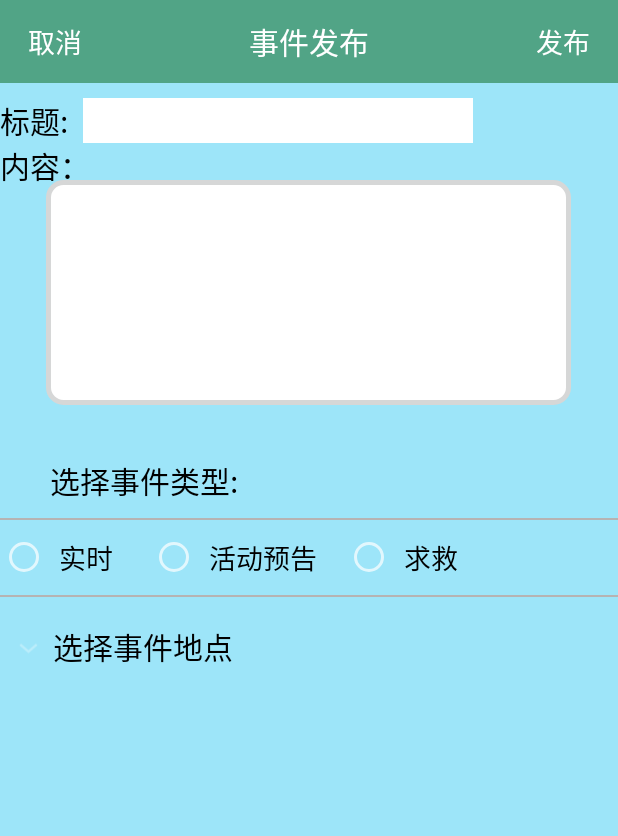
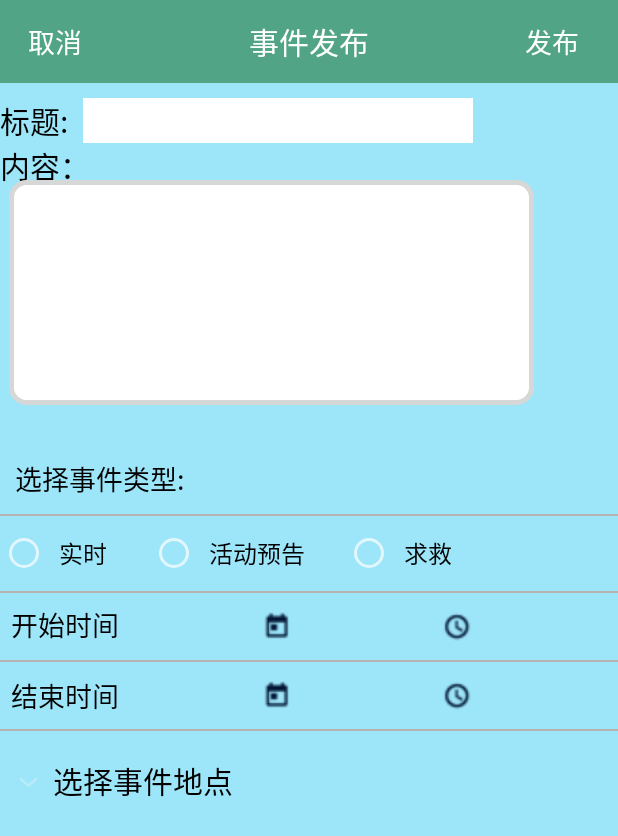
Before and after one commit to jind5182/PKU-Map, an Android app: the NewEvent screen opened directly, with no data from a screen before it, on a phone screen of 412 x 824 dp. Shown: the top 836 px of the screen. Run offline under Robolectric (Android 15) with nearby library versions, the phone set to English and light mode, and no system bars.

Commit message:
add get time

```diff
--- a/app/src/main/res/layout/newevent.xml
+++ b/app/src/main/res/layout/newevent.xml
@@ -18,7 +18,7 @@
             android:orientation="vertical">
 
             <RelativeLayout
-                android:layout_width="match_parent"
+                android:layout_width="wrap_content"
                 android:layout_height="55dp"
                 android:background="@color/green">
 
@@ -74,7 +74,7 @@
             </LinearLayout>
 
             <RelativeLayout
-                android:layout_width="match_parent"
+                android:layout_width="362dp"
                 android:layout_height="200dp">
 
                 <TextView
@@ -100,14 +100,15 @@
                 android:layout_width="match_parent"
                 android:layout_height="wrap_content"
                 android:padding="10dp"
-                android:text="     选择事件类型:"
+                android:text="选择事件类型:"
                 android:textColor="#000000"
-                android:textSize="20dp" />
+                android:textSize="18dp" />
 
             <View
                 android:layout_width="match_parent"
                 android:layout_height="1dp"
                 android:background="#b6b3b3" />
+
 
             <RadioGroup
                 android:layout_width="match_parent"
@@ -121,7 +122,7 @@
                     android:paddingLeft="5dp"
                     android:text="实时"
                     android:textColor="#000000"
-                    android:textSize="18dp" />
+                    android:textSize="16dp" />
 
                 <RadioButton
                     android:layout_width="130dp"
@@ -130,7 +131,7 @@
                     android:paddingLeft="5dp"
                     android:text="活动预告"
                     android:textColor="#000000"
-                    android:textSize="18dp" />
+                    android:textSize="16dp" />
 
                 <RadioButton
                     android:layout_width="100dp"
@@ -139,9 +140,88 @@
                     android:paddingLeft="5dp"
                     android:text="求救"
                     android:textColor="#000000"
+                    android:textSize="16dp" />
+
+            </RadioGroup>
+
+            <View
+                android:layout_width="match_parent"
+                android:layout_height="1dp"
+                android:background="#b6b3b3" />
+
+            <LinearLayout
+                android:layout_width="wrap_content"
+                android:layout_height="wrap_content"
+                android:padding="7dp">
+
+                <TextView
+                    android:layout_width="wrap_content"
+                    android:layout_height="match_parent"
+                    android:text="开始时间"
+                    android:textColor="#000000"
                     android:textSize="18dp" />
 
-            </RadioGroup>
+                <TextView
+                    android:id="@+id/sdate_view"
+                    style="@style/block_name" />
+
+                <ImageView
+                    android:id="@+id/startDate"
+                    android:layout_width="30sp"
+                    android:layout_height="30sp"
+                    android:src="@mipmap/date" />
+
+                <TextView
+                    android:id="@+id/stime_view"
+                    style="@style/block_name" />
+
+                <ImageView
+                    android:id="@+id/startTime"
+                    android:layout_width="30sp"
+                    android:layout_height="30sp"
+                    android:src="@mipmap/time" />
+            </LinearLayout>
+
+            <View
+                android:layout_width="match_parent"
+                android:layout_height="1dp"
+                android:background="#b6b3b3" />
+
+            <LinearLayout
+                android:layout_width="wrap_content"
+                android:layout_height="wrap_content"
+                android:padding="7dp">
+
+                <TextView
+                    android:layout_width="wrap_content"
+                    android:layout_height="match_parent"
+                    android:gravity="center"
+                    android:text="结束时间"
+                    android:textColor="#000000"
+                    android:textSize="18dp" />
+
+                <TextView
+                    android:id="@+id/edate_view"
+                    style="@style/block_name" />
+
+                <ImageView
+                    android:layout_gravity="center"
+                    android:id="@+id/endDate"
+                    android:layout_width="30sp"
+                    android:layout_height="30sp"
+                    android:visibility="visible"
+                    android:src="@mipmap/date" />
+
+                <TextView
+                    android:id="@+id/etime_view"
+                    style="@style/block_name" />
+
+                <ImageView
+                    android:id="@+id/endTime"
+                    android:layout_width="30sp"
+                    android:layout_height="30sp"
+                    android:src="@mipmap/time" />
+            </LinearLayout>
 
             <View
                 android:layout_width="match_parent"
@@ -152,7 +232,7 @@
                 android:id="@+id/exlist_lol"
                 android:layout_width="match_parent"
                 android:layout_height="184dp"
-                android:childDivider="#E02D2F"/>
+                android:childDivider="#E02D2F" />
 
         </LinearLayout>
     </ScrollView>
--- a/app/src/main/res/values/styles.xml
+++ b/app/src/main/res/values/styles.xml
@@ -7,5 +7,17 @@
         <item name="colorPrimaryDark">@color/colorPrimaryDark</item>
         <item name="colorAccent">@color/colorAccent</item>
     </style>
+    <style name="block_name">
+        <item name="android:layout_width">90dp</item>
+        <item name="android:layout_height">match_parent</item>
+        <item name="android:paddingBottom">5dp</item>
+        <item name="android:paddingLeft">5dp</item>
+        <item name="android:paddingRight">5dp</item>
+        <item name="android:paddingTop">5dp</item>
+        <item name="android:textColor">@android:color/black</item>
+        <item name="android:gravity">center</item>
+        <item name="android:layout_weight">1</item>
+        <item name="android:textSize">12dp</item>
+    </style>
 
 </resources>
```
Also changed, not shown: app/src/main/java/com/example/macpro/pku_map/NewEvent.java (+165 -0 lines), app/src/main/res/mipmap-mdpi/date.png (renamed from app/src/main/res/drawable/date.png), app/src/main/res/mipmap-mdpi/time.png (renamed from app/src/main/res/drawable/time.png).
